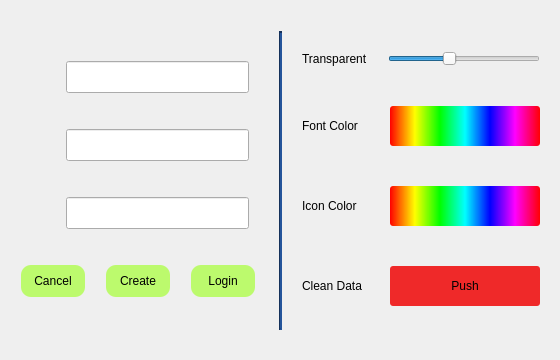
The window that deltaNote_client/login.ui (delta1037/deltaNote) describes before a commit, drawn with Qt 5.
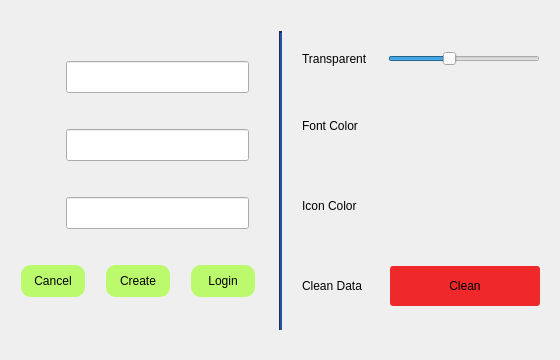
The same window after the commit. Icons and pictures are not drawn.

```diff
--- a/deltaNote_client/login.ui
+++ b/deltaNote_client/login.ui
@@ -401,7 +401,7 @@
          </property>
          <property name="styleSheet">
           <string notr="true">border-radius:3px;
-background-color: qlineargradient(spread:pad, x1:0, y1:0, x2:1, y2:0, stop:0 rgba(255, 0, 0, 255), stop:0.166 rgba(255, 255, 0, 255), stop:0.333 rgba(0, 255, 0, 255), stop:0.5 rgba(0, 255, 255, 255), stop:0.666 rgba(0, 0, 255, 255), stop:0.833 rgba(255, 0, 255, 255), stop:1 rgba(255, 0, 0, 255));</string>
+</string>
          </property>
          <property name="text">
           <string/>
@@ -434,8 +434,7 @@
           </size>
          </property>
          <property name="styleSheet">
-          <string notr="true">background-color: qlineargradient(spread:pad, x1:0, y1:0, x2:1, y2:0, stop:0 rgba(255, 0, 0, 255), stop:0.166 rgba(255, 255, 0, 255), stop:0.333 rgba(0, 255, 0, 255), stop:0.5 rgba(0, 255, 255, 255), stop:0.666 rgba(0, 0, 255, 255), stop:0.833 rgba(255, 0, 255, 255), stop:1 rgba(255, 0, 0, 255));
-border-radius:3px;</string>
+          <string notr="true">border-radius:3px;</string>
          </property>
          <property name="text">
           <string/>
@@ -472,7 +471,7 @@
 border-radius:3px;</string>
          </property>
          <property name="text">
-          <string>Push</string>
+          <string>Clean</string>
          </property>
         </widget>
        </item>
```
